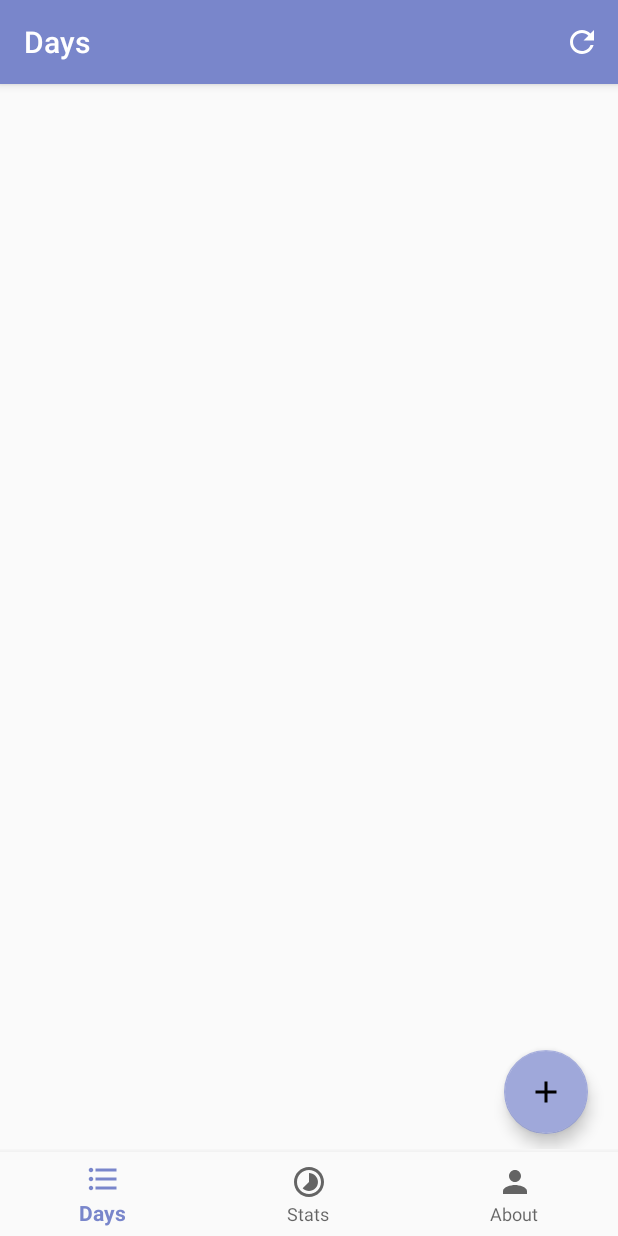
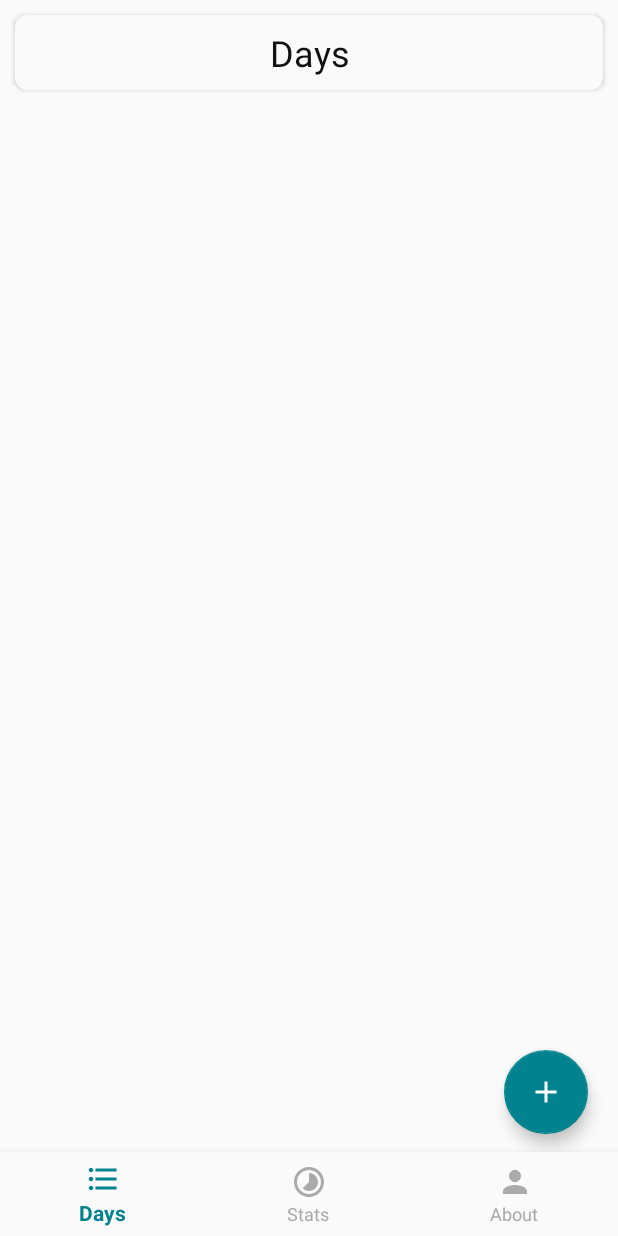
Before and after one commit to Esarve/Days, an Android app: the screen it shows after launch (MainActivity), on a phone screen of 412 x 824 dp. Run offline under Robolectric (Android 15) with nearby library versions, the phone set to English and light mode, and no system bars; libraries missing offline, so code that uses them is left out: com.chad.library, net.sqlcipher.database; 12 statements that could not run were skipped.

```diff
--- a/app/src/main/AndroidManifest.xml
+++ b/app/src/main/AndroidManifest.xml
@@ -18,7 +18,7 @@
                 <category android:name="android.intent.category.LAUNCHER" />
             </intent-filter>
         </activity>
-        <activity android:name=".TextInput" />
+        <activity android:name=".Editor" />
     </application>
 
 </manifest>
--- a/app/src/main/java/bd/diu/sourav/days/DefaultFragment.java
+++ b/app/src/main/java/bd/diu/sourav/days/DefaultFragment.java
@@ -49,9 +49,8 @@ public class DefaultFragment extends Fragment {
         RecyclerView.LayoutManager layoutManager = new LinearLayoutManager(this.getActivity());
         recyclerView.setLayoutManager(layoutManager);
         recyclerView.setItemAnimator(new DefaultItemAnimator());
-        recyclerView.addItemDecoration(new DividerItemDecoration(getActivity(), DividerItemDecoration.VERTICAL));
         recyclerView.setAdapter(quickDaysAdapter);
-        quickDaysAdapter.addData(Sqlite.getInstance(getActivity()).getData());
+        quickDaysAdapter.addData(DatabaseHelper.getInstance(getActivity()).getData());
         quickDaysAdapter.notifyDataSetChanged();
 
         // Adding callback methods for swipe listners
@@ -77,14 +76,14 @@ public class DefaultFragment extends Fragment {
             @Override
             public void onItemSwiped(RecyclerView.ViewHolder viewHolder, int pos) {
 
-                Sqlite.getInstance(getActivity()).remove(itemID);
+                DatabaseHelper.getInstance(getActivity()).remove(itemID);
                 Snackbar snackbar = Snackbar
                         .make(getActivity().findViewById(R.id.coordinator), dltName + " removed!", Snackbar.LENGTH_LONG);
                 snackbar.setAction("UNDO", new View.OnClickListener() {
                     @Override
                     public void onClick(View view) {
                         // undo is selected, restore the deleted item
-                        Sqlite.getInstance(getActivity()).addData(tempItem.getDate(), tempItem.getText(), tempItem.getTime());
+                        DatabaseHelper.getInstance(getActivity()).addData(tempItem.getDate(), tempItem.getText(), tempItem.getTime());
                         quickDaysAdapter.addData(deletePos, tempItem);
                     }
                 });
@@ -112,6 +111,8 @@ public class DefaultFragment extends Fragment {
                 intent.putExtra("text", days.get(position).getText());
                 intent.putExtra("date",days.get(position).getDate());
                 intent.putExtra("time",days.get(position).getTime());
+                intent.putExtra("id",days.get(position).getId());
+                intent.putExtra("task","add");
                 startActivity(intent);
             }
         });
--- a/app/src/main/java/bd/diu/sourav/days/MainActivity.java
+++ b/app/src/main/java/bd/diu/sourav/days/MainActivity.java
@@ -3,25 +3,28 @@ package bd.diu.sourav.days;
 
 import android.content.Intent;
 import android.os.Bundle;
-import androidx.annotation.NonNull;
-import com.google.android.material.bottomnavigation.BottomNavigationView;
-import androidx.coordinatorlayout.widget.CoordinatorLayout;
-import com.google.android.material.snackbar.Snackbar;
-import androidx.fragment.app.Fragment;
-import androidx.core.content.ContextCompat;
-import androidx.appcompat.app.AppCompatActivity;
-
 import android.util.Log;
 import android.view.Menu;
 import android.view.MenuInflater;
 import android.view.MenuItem;
 import android.view.View;
+import android.widget.TextView;
+
+import com.google.android.material.bottomnavigation.BottomNavigationView;
+import com.google.android.material.snackbar.Snackbar;
 
 import net.sqlcipher.database.SQLiteDatabase;
+
+import androidx.annotation.NonNull;
+import androidx.appcompat.app.AppCompatActivity;
+import androidx.coordinatorlayout.widget.CoordinatorLayout;
+import androidx.core.content.ContextCompat;
+import androidx.fragment.app.Fragment;
 
 
 public class MainActivity extends AppCompatActivity {
 
+    TextView title;
     Intent intent;
     private BottomNavigationView.OnNavigationItemSelectedListener navlistner =
             new BottomNavigationView.OnNavigationItemSelectedListener() {
@@ -58,6 +61,9 @@ public class MainActivity extends AppCompatActivity {
         bottomNav.setOnNavigationItemSelectedListener(navlistner);
         SQLiteDatabase.loadLibs(getApplicationContext());
 
+        title = findViewById(R.id.title);
+        title.setText("Days");
+
     }
 
     @Override
@@ -91,14 +97,14 @@ public class MainActivity extends AppCompatActivity {
 
     // Changes the navigation bar according to API level
     public void openEditor(View view) {
-        intent = new Intent(this,TextInput.class);
+        intent = new Intent(this, Editor.class);
         this.startActivity(intent);
     }
 
     @Override
     protected void onDestroy() {
         super.onDestroy();
-        Sqlite.getInstance(getApplicationContext()).db.close();
-        Log.i("Database","Closed");
+        DatabaseHelper.getInstance(getApplicationContext()).db.close();
+        Log.i("Database", "Closed");
     }
 }
--- /dev/null
+++ b/app/src/main/res/color/selected.xml
@@ -0,0 +1,5 @@
+<?xml version="1.0" encoding="utf-8"?>
+<selector xmlns:android="http://schemas.android.com/apk/res/android">
+    <item android:state_checked="true" android:color="@color/colorAccent" />
+    <item android:color="@android:color/darker_gray"  />
+</selector>
--- a/app/src/main/res/drawable/ic_add_black_24dp.xml
+++ b/app/src/main/res/drawable/ic_add_black_24dp.xml
@@ -1,9 +1,5 @@
-<vector xmlns:android="http://schemas.android.com/apk/res/android"
-        android:width="24dp"
-        android:height="24dp"
-        android:viewportWidth="24.0"
-        android:viewportHeight="24.0">
-    <path
-        android:fillColor="#FF000000"
-        android:pathData="M19,13h-6v6h-2v-6H5v-2h6V5h2v6h6v2z"/>
+<vector android:height="24dp" android:tint="#FFFFFF"
+    android:viewportHeight="24.0" android:viewportWidth="24.0"
+    android:width="24dp" xmlns:android="http://schemas.android.com/apk/res/android">
+    <path android:fillColor="#FF000000" android:pathData="M19,13h-6v6h-2v-6H5v-2h6V5h2v6h6v2z"/>
 </vector>
--- a/app/src/main/res/layout/activity_text_input.xml
+++ b/app/src/main/res/layout/activity_editor.xml
@@ -5,7 +5,7 @@
     android:layout_width="match_parent"
     android:layout_height="match_parent"
     android:orientation="vertical"
-    tools:context=".TextInput"
+    tools:context=".Editor"
     android:weightSum="1">
 
     <LinearLayout
@@ -52,6 +52,7 @@
             android:layout_marginStart="43dp"
             android:text="1 Jan 2018" />
         <Button
+            android:id="@+id/save"
             android:layout_width="50dp"
             android:layout_height="40dp"
             android:text="@string/save"
@@ -60,8 +61,7 @@
             android:layout_marginEnd="11dp"
             android:layout_marginStart="200dp"
             android:textColor="@color/default_dark"
-            android:background="@color/colorPrimary"
-            android:onClick="saveData"/>
+            android:background="@color/colorPrimary"/>
     </RelativeLayout>
 
 </LinearLayout>
--- a/app/src/main/res/layout/activity_main.xml
+++ b/app/src/main/res/layout/activity_main.xml
@@ -5,12 +5,49 @@
     android:layout_width="match_parent"
     android:layout_height="match_parent"
     android:orientation="vertical"
+    android:clipToPadding="false"
+    android:clipChildren="false"
     tools:context=".MainActivity">
+
+    <LinearLayout
+        android:layout_width="match_parent"
+        android:layout_height="50dp"
+        android:layout_alignParentTop="true"
+        android:layout_margin="10dp"
+        android:clipToPadding="false"
+        android:clipChildren="false"
+        android:id="@+id/title_holder">
+        <androidx.cardview.widget.CardView
+            android:layout_width="match_parent"
+            android:layout_height="match_parent"
+            android:elevation="2dp"
+            app:cardCornerRadius="8dp"
+            app:cardBackgroundColor="@color/cardBG"
+            android:divider="@android:color/transparent"
+            android:dividerHeight="0.0px"
+            android:clipToPadding="false"
+            android:clipChildren="false"
+            app:cardElevation="2dp"
+            app:cardPreventCornerOverlap="false">
+            <TextView
+                android:id="@+id/title"
+                android:layout_gravity="center"
+                android:layout_width="match_parent"
+                android:layout_height="wrap_content"
+                android:text="DEMO"
+                android:textColor="@color/textTitle"
+                android:textAlignment="center"
+                android:textSize="24sp"/>
+        </androidx.cardview.widget.CardView>
+
+
+    </LinearLayout>
 
     <androidx.coordinatorlayout.widget.CoordinatorLayout
         android:id="@+id/coordinator"
         android:layout_width="match_parent"
-        android:layout_height="match_parent"
+        android:layout_height="wrap_content"
+        android:layout_below="@+id/title_holder"
         android:layout_above="@+id/NavHolder">
 
         <androidx.coordinatorlayout.widget.CoordinatorLayout
@@ -19,15 +56,15 @@
             android:layout_height="match_parent" />
 
         <com.google.android.material.floatingactionbutton.FloatingActionButton
-            android:id="@+id/fab"
             android:layout_width="wrap_content"
             android:layout_height="wrap_content"
             android:layout_gravity="bottom|end"
+            android:layout_marginEnd="20dp"
             android:layout_marginBottom="10dp"
-            android:layout_marginEnd="20dp"
             android:onClick="openEditor"
             android:src="@drawable/ic_add_black_24dp"
-            app:rippleColor="?android:attr/colorControlHighlight" />
+            app:rippleColor="?android:attr/colorControlHighlight"
+            tools:srcCompat="@tools:sample/avatars" />
     </androidx.coordinatorlayout.widget.CoordinatorLayout>
 
     <androidx.coordinatorlayout.widget.CoordinatorLayout
@@ -43,7 +80,10 @@
             android:layout_height="wrap_content"
             android:layout_gravity="bottom"
             android:background="?android:attr/windowBackground"
-            app:menu="@menu/bottom_navigation" />
+            app:menu="@menu/bottom_navigation"
+            app:itemIconTint="@color/selected"
+            app:itemTextColor="@color/selected"
+            style="@style/NavigationDrawerStyle"/>
     </androidx.coordinatorlayout.widget.CoordinatorLayout>
 
 </RelativeLayout>
--- a/app/src/main/res/menu/bottom_navigation.xml
+++ b/app/src/main/res/menu/bottom_navigation.xml
@@ -3,13 +3,13 @@
     <item
         android:id="@+id/nav_home"
         android:icon="@drawable/ic_format_list_bulleted_black_24dp"
-        android:title="Days" />
+        android:title="@string/days"/>
     <item
         android:id="@+id/nav_stats"
         android:icon="@drawable/ic_timelapse_black_24dp"
-        android:title="Stats" />
+        android:title="@string/stats"/>
     <item
         android:id="@+id/nav_about"
         android:icon="@drawable/ic_person_black_24dp"
-        android:title="About" />
+        android:title="@string/about"/>
 </menu>
--- a/app/src/main/res/values/colors.xml
+++ b/app/src/main/res/values/colors.xml
@@ -1,11 +1,14 @@
 <?xml version="1.0" encoding="utf-8"?>
 <resources>
-    <color name="colorPrimary">#7986cb</color>
-    <color name="colorPrimaryDark">#49599a</color>
-    <color name="colorAccent">#9fa8da</color>
-    <color name="NavColor">#EEEEEE</color>
+    <color name="colorPrimary">#c7c7c7</color>
+    <color name="colorPrimaryDark">#fafafa</color>
+    <color name="colorAccent">#00838f</color>
+    <color name="NavColor">#fafafa</color>
     <color name="year">#999999</color>
     <color name="title">#222222</color>
     <color name="default_dark">#111111</color>
     <color name="ItemBG">#F5F5F5</color>
+    <color name="textPrimary">#000000</color>
+    <color name="cardBG">#fafafa</color>
+    <color name="textTitle">#111111</color>
 </resources>
--- a/app/src/main/res/values/strings.xml
+++ b/app/src/main/res/values/strings.xml
@@ -3,4 +3,7 @@
     <string name="enter_your_text_here">Tell me about your day…</string>
     <string name="cal_icon">cal_icon</string>
     <string name="save">Save</string>
+    <string name="days">Days</string>
+    <string name="stats">Stats</string>
+    <string name="about">About</string>
 </resources>
--- a/app/src/main/res/values/styles.xml
+++ b/app/src/main/res/values/styles.xml
@@ -1,12 +1,18 @@
 <resources xmlns:tools="http://schemas.android.com/tools">
 
     <!-- Base application theme. -->
-    <style name="AppTheme" parent="Base.Theme.AppCompat.Light.DarkActionBar">
+    <style name="AppTheme" parent="Theme.AppCompat.Light.NoActionBar">
         <!-- Customize your theme here. -->
         <item name="colorPrimary">@color/colorPrimary</item>
         <item name="colorPrimaryDark">@color/colorPrimaryDark</item>
         <item name="colorAccent">@color/colorAccent</item>
         <item name="android:windowLightNavigationBar" tools:targetApi="27" >true</item>
+        <item name="android:windowLightStatusBar" tools:targetApi="m">true</item>
+    </style>
+
+    <style name="NavigationDrawerStyle">
+        <item name="android:textSize">18sp</item>
+        <item name="android:textStyle">bold</item>
     </style>
 
 </resources>
```
Also changed, not shown: app/src/main/java/bd/diu/sourav/days/DatabaseHelper.java (renamed from app/src/main/java/bd/diu/sourav/days/Sqlite.java, +34 -28 lines), app/src/main/java/bd/diu/sourav/days/Editor.java (added, +109 -0 lines), app/src/main/java/bd/diu/sourav/days/Reader.java (+19 -3 lines), app/src/main/java/bd/diu/sourav/days/TextInput.java (deleted, +0 -70 lines), app/src/main/res/layout/activity_reader.xml (+4 -3 lines), app/src/main/res/layout/list_layout.xml (+19 -43 lines).
